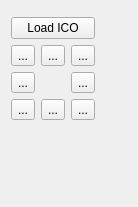
RinatB2017/mega_GIT, file Qt/my_programm/Test_RGB_display/src/test_rgb_display_mainbox/ui/test_rgb_display_mainbox.ui: the form before one commit.
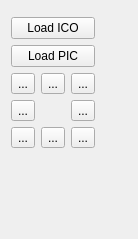
The form after the commit. Icons and pictures are not drawn. Custom widgets are drawn as their Qt base class.

Patch:
```diff
--- a/Qt/my_programm/Test_RGB_display/src/test_rgb_display_mainbox/ui/test_rgb_display_mainbox.ui
+++ b/Qt/my_programm/Test_RGB_display/src/test_rgb_display_mainbox/ui/test_rgb_display_mainbox.ui
@@ -7,7 +7,7 @@
     <x>0</x>
     <y>0</y>
     <width>138</width>
-    <height>207</height>
+    <height>239</height>
    </rect>
   </property>
   <property name="windowTitle">
@@ -26,6 +26,13 @@
        </property>
       </widget>
      </item>
+     <item>
+      <widget class="QPushButton" name="btn_load_pic">
+       <property name="text">
+        <string>Load PIC</string>
+       </property>
+      </widget>
+     </item>
      <item>
       <layout class="QGridLayout" name="gridLayout">
        <item row="0" column="0">
```
Left out of the diff: 5 changed lines with no effect on the pictures.
